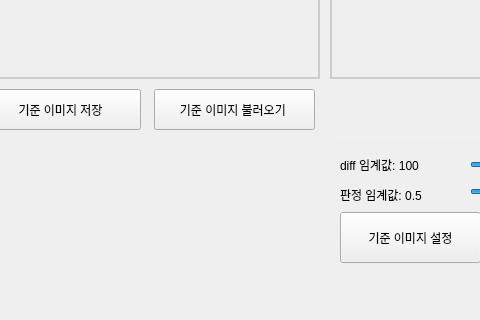
Qt form vision_test.ui (hyunsub-shin/vision_test) before a commit; both pictures show x 330 to 810 and y 571 to 891 of the 1313 by 891 pixel window.
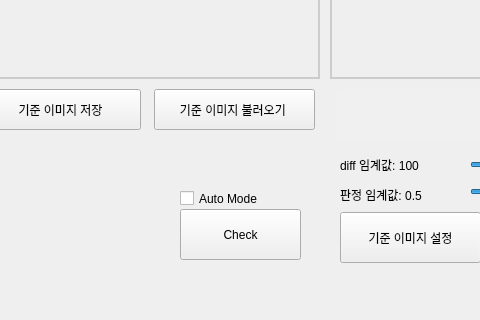
The same form after that commit.

Commit message: auto mode / manual mode 선택 체크박스 추가

What changed in the file:
```diff
--- a/vision_test.ui
+++ b/vision_test.ui
@@ -239,6 +239,32 @@
      <enum>Qt::Horizontal</enum>
     </property>
    </widget>
+   <widget class="QCheckBox" name="auto_checkbox">
+    <property name="geometry">
+     <rect>
+      <x>510</x>
+      <y>760</y>
+      <width>92</width>
+      <height>19</height>
+     </rect>
+    </property>
+    <property name="text">
+     <string>Auto Mode</string>
+    </property>
+   </widget>
+   <widget class="QPushButton" name="check_button">
+    <property name="geometry">
+     <rect>
+      <x>510</x>
+      <y>780</y>
+      <width>121</width>
+      <height>51</height>
+     </rect>
+    </property>
+    <property name="text">
+     <string>Check</string>
+    </property>
+   </widget>
   </widget>
   <widget class="QMenuBar" name="menubar">
    <property name="geometry">
```
The commit also changes 1 other file.
